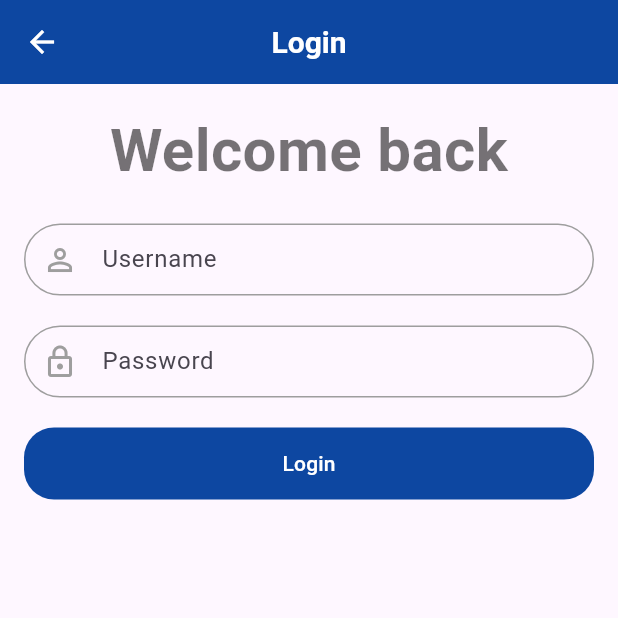
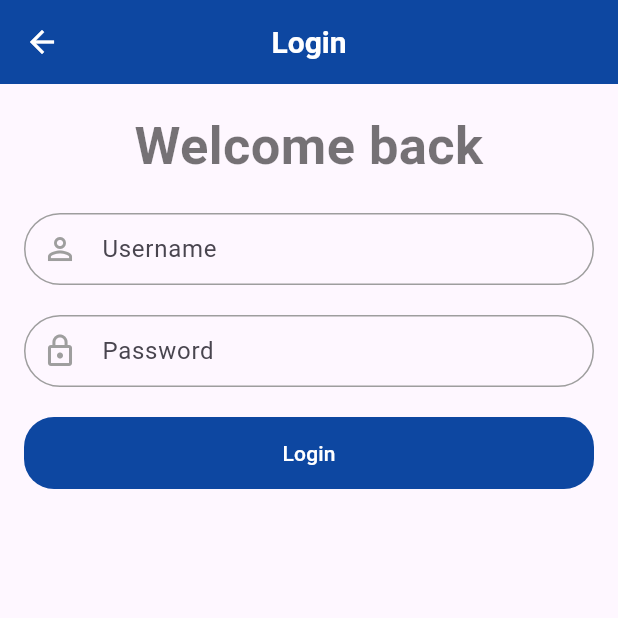
Before and after one commit to morikeli/watchdog-mobile-app, a Flutter app: the screen it shows after launch, after a tap on "Skip", after a tap on "Get started", on a phone screen of 412 x 824 dp, the top half of it. Run offline on Flutter 3.47's test engine with Material 3 defaults, Android fonts, the phone set to English and light mode, and no system bars; our stand-ins replace flutter_map, latlong2, smooth_page_indicator.

Commit message:
updated fontSize for text 'Welcome back'

```diff
--- a/lib/pages/login.dart
+++ b/lib/pages/login.dart
@@ -82,7 +82,7 @@ class _LoginPageState extends State<LoginPage> {
                 'Welcome back',
                 style: TextStyle(
                   fontWeight: FontWeight.bold,
-                  fontSize: 40.0,
+                  fontSize: 35.0,
                   color: Colors.black54,
                 ),
                 textAlign: TextAlign.center,
```
